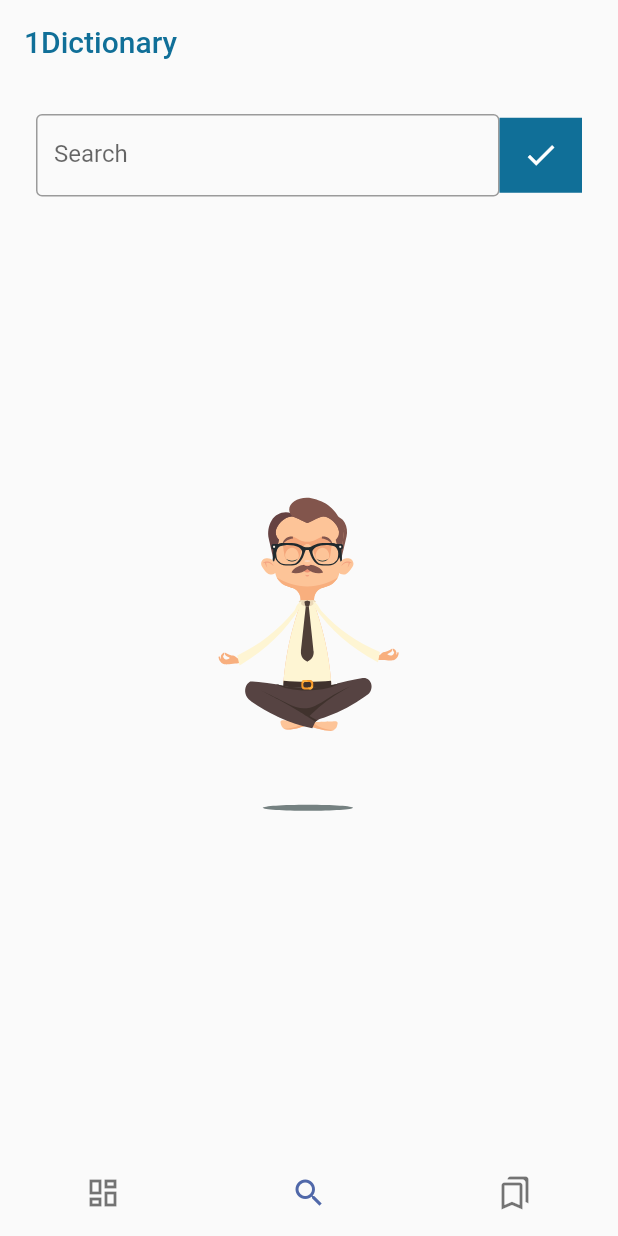
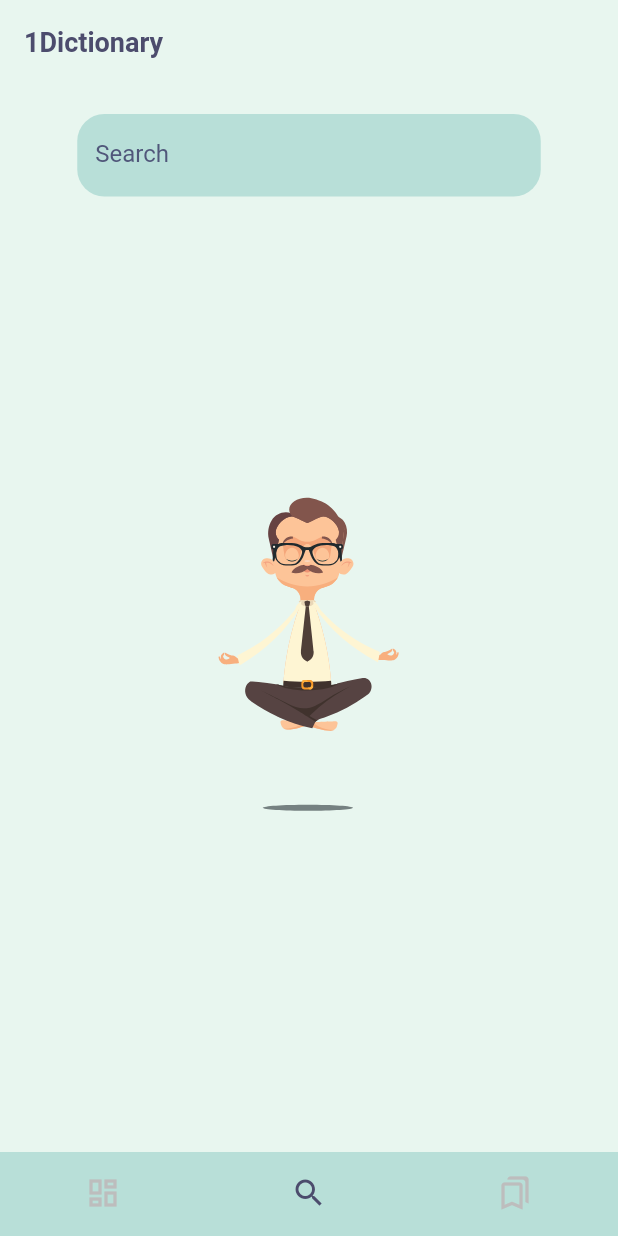
Before and after one commit to shyamexe/Dictionary_app_flutter_using_bloc, a Flutter app: the screen it shows after launch, on a phone screen of 412 x 824 dp. Run offline on Flutter 3.47's test engine with Material 2 defaults, Android fonts, the light colour scheme and no system bars; drawn by our look-alikes of flutter_typeahead, lottie; our stand-ins replace audioplayers, bloc, equatable, flutter_bloc, hive, hive_flutter and 1 more; accounts and stored records are empty.

Commit message:
added dark theme

```diff
--- a/lib/core/themes/app_theme.dart
+++ b/lib/core/themes/app_theme.dart
@@ -4,36 +4,50 @@ import 'package:one_dictionary/core/constants/strings.dart';
 class AppTheme {
   const AppTheme._();
   static final lightTheme = ThemeData(
-    primarySwatch: Colors.blue,
-    visualDensity: VisualDensity.adaptivePlatformDensity,
-  );
+      primarySwatch: Colors.teal,
+      backgroundColor: const Color(0XFFB8DFD8),
+      primaryColor: const Color(0XFF4C4C6D),
+      canvasColor: const Color(0xffB8DFD8),
+      visualDensity: VisualDensity.adaptivePlatformDensity,
+      scaffoldBackgroundColor: const Color(0XFFE8F6EF),
+      textTheme: const TextTheme(
+        headline1: TextStyle(fontSize: 20, color:Color(0xff50577A),),
+        headline2: TextStyle(
+          fontSize: 30,
+          color: Color(0xff50577A),
+          fontWeight: FontWeight.bold,
+          ),
+          bodyText1: TextStyle(
+            fontSize: 18,
+            color: Color(0xff50577A)),
+          bodyText2: TextStyle(
+            fontSize: 16,
+            color: Color(0xff50577A)),
+        headline6: TextStyle(
+      fontSize: 18, fontWeight: FontWeight.bold, color: Color(0xff50577A))
+      ));
 
   static final darkTheme = ThemeData(
-    primarySwatch: Colors.blue,
-    visualDensity: VisualDensity.adaptivePlatformDensity,
-  );
+      primarySwatch: Colors.teal,
+      backgroundColor: const Color(0XFF50577A),
+      primaryColor: Colors.white,
+      canvasColor: const Color(0xff50577A),
+      visualDensity: VisualDensity.adaptivePlatformDensity,
+      scaffoldBackgroundColor: const Color(0XFF404258),
+      textTheme:  const TextTheme(
+        headline1: TextStyle(fontSize: 25,fontWeight: FontWeight.bold, color:Color(0xffE8F6EF),),
+        headline2: TextStyle(
+          fontSize: 30,
+          color: Color(0xffE8F6EF),
+          fontWeight: FontWeight.bold,
+          ),
+          bodyText1: TextStyle(
+            fontSize: 18,
+            color: Color(0xffE8F6EF)),
+          bodyText2: TextStyle(
+            fontSize: 16,
+            color: Color(0xffE8F6EF)),
+          headline6: TextStyle(
+      fontSize: 18, fontWeight: FontWeight.bold, color: Color(0xffE8F6EF))
+      ));
 }
-
-class MyTextStyle {
-  static const wordTitle = TextStyle(
-      fontSize: 30,
-      color: Strings.appDarkBlue,
-      fontWeight: FontWeight.bold);
-  static const notationTitle = TextStyle(
-    fontSize: 20,
-    color: Strings.appMidGrey
-  );
-  static const bodyText1 = TextStyle(
-    fontSize: 18,
-    color: Strings.appBlue
-  );
-   static const bodyText1Bold = TextStyle(
-    fontSize: 18,
-    fontWeight: FontWeight.bold,
-    color: Strings.appBlue
-  );
-  static const bodyText2 = TextStyle(
-    fontSize: 16,
-    color: Strings.appDarkBlue
-  );
-}
--- a/lib/presentation/screens/common/main_home_screen.dart
+++ b/lib/presentation/screens/common/main_home_screen.dart
@@ -39,8 +39,10 @@ class MainScreen extends StatelessWidget {
           resizeToAvoidBottomInset: false,
           body: screens[state.pageValue ?? 1],
           bottomNavigationBar: BottomNavigationBar(
+            backgroundColor: Theme.of(context).canvasColor,
             elevation: 0,
-            selectedItemColor: Strings.appSoftBlue,
+            selectedItemColor: Theme.of(context).primaryColor,
+            unselectedItemColor: Colors.grey.shade400,
             showSelectedLabels: false,
             showUnselectedLabels: false,
             currentIndex: state.pageValue ?? 1,
--- a/lib/presentation/screens/home_screen/home_screen.dart
+++ b/lib/presentation/screens/home_screen/home_screen.dart
@@ -83,9 +83,9 @@ class HomeScreen extends StatelessWidget {
       child: Scaffold(
         resizeToAvoidBottomInset: false,
         appBar: AppBar(
-          title: const Text(
+          title:  Text(
             '1Dictionary',
-            style: TextStyle(color: Strings.appDarkBlue),
+            style: TextStyle(color: Theme.of(context).primaryColor),
           ),
           backgroundColor: Colors.transparent,
           elevation: 0,
@@ -133,8 +133,36 @@ class HomeScreen extends StatelessWidget {
                                 },
                                 focusNode: focusNode,
                                 controller: searchController,
-                                decoration: const InputDecoration(
-                                    border: OutlineInputBorder(),
+                                style: Theme.of(context).textTheme.bodyText2,
+                                decoration:  InputDecoration(
+                                  filled: true,
+                                  fillColor: Theme.of(context).canvasColor,
+                                    border: OutlineInputBorder(
+                                      borderRadius: BorderRadius.circular(18),
+                                      borderSide: BorderSide.none
+                                    ),
+                                    focusedBorder: OutlineInputBorder(
+                                      borderRadius: BorderRadius.circular(18),
+                                      borderSide: BorderSide.none
+                                    ),
+                                    enabledBorder: OutlineInputBorder(
+                                      borderRadius: BorderRadius.circular(18),
+                                      borderSide: BorderSide.none
+                                    ),
+                                    focusedErrorBorder: OutlineInputBorder(
+                                      borderRadius: BorderRadius.circular(18),
+                                      borderSide: BorderSide.none
+                                    ),
+                                    errorBorder: OutlineInputBorder(
+                                      borderRadius: BorderRadius.circular(18),
+                                      borderSide: BorderSide.none
+                                    ),
+                                    disabledBorder: OutlineInputBorder(
+                                      borderRadius: BorderRadius.circular(18),
+                                      borderSide: BorderSide.none
+                                    ),
+
+                                    hintStyle: Theme.of(context).textTheme.bodyText2,
                                     hintText: 'Search'),
                               ),
                               suggestionsCallback: (Pattern) async {
@@ -144,7 +172,7 @@ class HomeScreen extends StatelessWidget {
                               itemBuilder:
                                   (context, Map<String, String> suggestion) {
                                 return ListTile(
-                                  title: Text(suggestion['name']!),
+                                  title: Text(suggestion['name']!,style: Theme.of(context).textTheme.bodyText2,),
                                 );
                               },
                               onSuggestionSelected:
@@ -153,21 +181,21 @@ class HomeScreen extends StatelessWidget {
                                 onSearch(context);
                               },
                             )),
-                        InkWell(
-                          onTap: () {
-                            onSearch(context);
-                            FocusScope.of(context).unfocus();
-                          },
-                          child: Container(
-                            color: Strings.appDarkBlue,
-                            height: 50,
-                            width: 55,
-                            child: const Icon(
-                              Icons.check,
-                              color: Color(0xFFFFFFFF),
-                            ),
-                          ),
-                        )
+                        // InkWell(
+                        //   onTap: () {
+                        //     onSearch(context);
+                        //     FocusScope.of(context).unfocus();
+                        //   },
+                        //   child: Container(
+                        //     color: Strings.appDarkBlue,
+                        //     height: 50,
+                        //     width: 55,
+                        //     child: const Icon(
+                        //       Icons.check,
+                        //       color: Color(0xFFFFFFFF),
+                        //     ),
+                        //   ),
+                        // )
                       ],
                     )),
                 const SizedBox(
@@ -182,20 +210,21 @@ class HomeScreen extends StatelessWidget {
                           children: [
                             SelectableText(
                               "${searchState.data!.word}",
-                              style: MyTextStyle.wordTitle,
+                              style:Theme.of(context).textTheme.headline1,
+
                             ),
                             Text(
                               searchState.data!.phonetics![0].text.toString(),
-                              style: MyTextStyle.notationTitle,
+                              style:Theme.of(context).textTheme.headline1,
                               overflow: TextOverflow.ellipsis,
                             ),
                             IconButton(
                               onPressed: () {
                                 player(searchState.data!.phonetics!);
                               },
-                              icon: const Icon(
+                              icon:  Icon(
                                 Icons.volume_up_rounded,
-                                color: Strings.appMidGrey,
+                                color:Theme.of(context).primaryColor,
                               ),
                             ),
                             IconButton(
@@ -203,9 +232,9 @@ class HomeScreen extends StatelessWidget {
                                 addWordToBox(
                                     searchState.data!.word.toString(), context);
                               },
-                              icon: const Icon(
+                              icon:  Icon(
                                 Icons.bookmark_outline,
-                                color: Strings.appMidGrey,
+                                color: Theme.of(context).primaryColor,
                               ),
                             )
                           ],
@@ -216,6 +245,7 @@ class HomeScreen extends StatelessWidget {
                   height: size.height / 1.517,
                   child: searchState.data != null
                       ? ListView.builder(
+                        padding: EdgeInsets.symmetric(horizontal: 20),
                           physics: const BouncingScrollPhysics(
                               parent: AlwaysScrollableScrollPhysics()),
                           shrinkWrap: true,
@@ -227,12 +257,12 @@ class HomeScreen extends StatelessWidget {
                                 AppWidgets.sizeHeight10,
                                 SelectableText(
                                   '${searchState.data!.meanings![i].partOfSpeech}',
-                                  style: MyTextStyle.bodyText1Bold,
+                                  style: Theme.of(context).textTheme.headline6,
                                 ),
                                 AppWidgets.sizeHeight10,
                                 SelectableText(
                                   '${searchState.data!.meanings![i].definitions![0].definition}',
-                                  style: MyTextStyle.bodyText1,
+                                  style: Theme.of(context).textTheme.bodyText1,
                                 ),
                                 searchState.data!.meanings![i].definitions![0]
                                             .example !=
@@ -244,7 +274,7 @@ class HomeScreen extends StatelessWidget {
                                         null
                                     ? SelectableText(
                                         'Example - ${searchState.data!.meanings![i].definitions![0].example}',
-                                        style: MyTextStyle.bodyText1,
+                                        style: Theme.of(context).textTheme.bodyText1,
                                       )
                                     : const SizedBox(),
                               ],
```
Also changed, not shown: lib/presentation/screens/feed_screen/feed_screen.dart (+6 -6 lines), lib/presentation/screens/save_words_screen/saved_words_screen.dart (+17 -7 lines).
